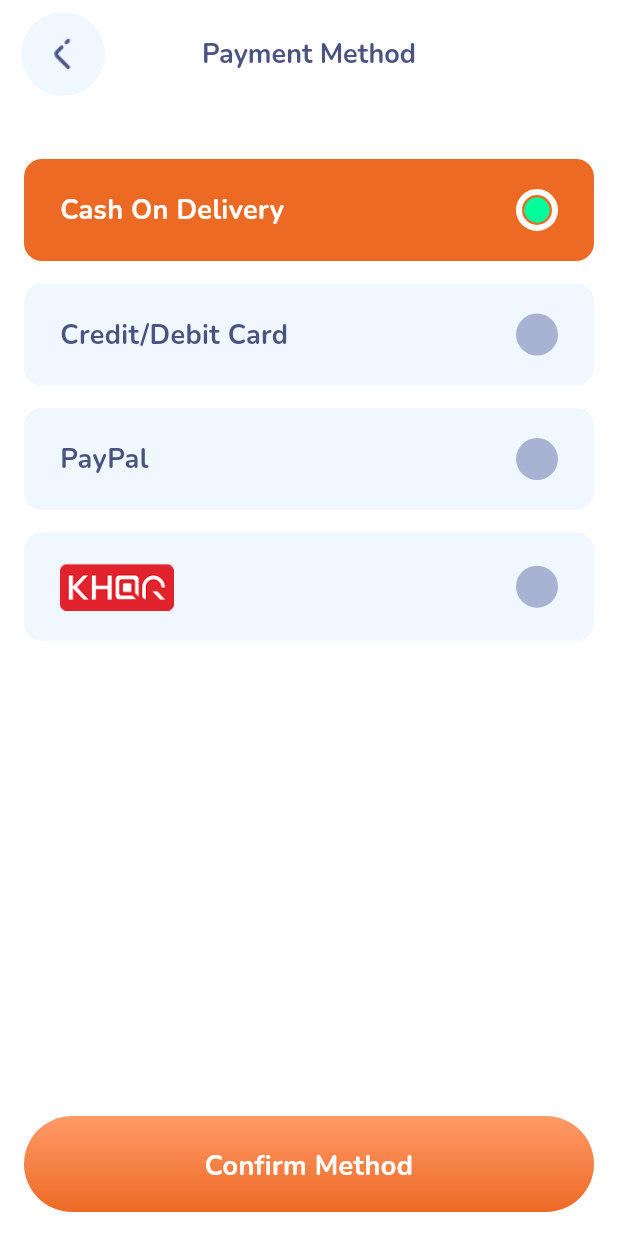
After one commit to BunhengG/phone_accessories_shop, a Flutter app: the PaymentMethodScreen screen opened directly, on a phone screen of 412 x 824 dp. The commit adds this screen. Run offline on Flutter 3.47's test engine with Material 3 defaults, Android fonts, the phone set to English and light mode, and no system bars; our stand-ins replace cached_network_image, equatable, flutter_bloc, google_fonts, isar; accounts and stored records are empty; generated files the repository leaves out were written again; network calls fail.

Commit message:
Building PaymentMethod

```diff
--- /dev/null
+++ b/lib/screens/PaymentMethod/payment_method.dart
@@ -0,0 +1,131 @@
+import 'dart:ui';
+
+import 'package:flutter/material.dart';
+import 'package:phone_accessories_shop/components/custom_button.dart';
+import 'package:phone_accessories_shop/theme/text_theme.dart';
+
+import '../../components/custom_back_app_bar.dart';
+import '../../theme/colors_theme.dart';
+import '../../theme/config/AppStrings.dart';
+
+class PaymentMethodScreen extends StatefulWidget {
+  const PaymentMethodScreen({super.key});
+
+  @override
+  State<PaymentMethodScreen> createState() => _PaymentMethodScreenState();
+}
+
+class _PaymentMethodScreenState extends State<PaymentMethodScreen> {
+  String _selectedPayment = 'Cash On Delivery';
+
+  final List<String> _paymentMethods = [
+    'Cash On Delivery',
+    'Credit/Debit Card',
+    'PayPal',
+    'KHQR',
+  ];
+
+  @override
+  Widget build(BuildContext context) {
+    return Scaffold(
+      backgroundColor: backgroundColor,
+      appBar: PreferredSize(
+        preferredSize: const Size.fromHeight(90),
+        child: CustomBackAppBar(title: AppStrings.paymentPage.title),
+      ),
+      body: Padding(
+        padding: const EdgeInsets.all(16.0),
+        child: Column(
+          crossAxisAlignment: CrossAxisAlignment.start,
+          mainAxisAlignment: MainAxisAlignment.spaceBetween,
+          children: [
+            Column(
+              children: _paymentMethods.map((method) {
+                bool isSelected = method == _selectedPayment;
+                return GestureDetector(
+                  onTap: () {
+                    setState(() {
+                      _selectedPayment = method;
+                    });
+                  },
+                  child: Container(
+                    padding: const EdgeInsets.all(8.0),
+                    margin: const EdgeInsets.only(bottom: 15),
+                    decoration: BoxDecoration(
+                      color: isSelected ? primaryColor : thirdColor,
+                      borderRadius: BorderRadius.circular(12),
+                    ),
+                    child: Padding(
+                      padding: const EdgeInsets.symmetric(
+                        vertical: 12.0,
+                        horizontal: 16.0,
+                      ),
+                      child: Row(
+                        mainAxisAlignment: MainAxisAlignment.spaceBetween,
+                        children: [
+                          // if KHQR, else text
+                          method == 'KHQR'
+                              ? Image.asset(
+                                  'assets/icon/khqr.png',
+                                  width: 76,
+                                  fit: BoxFit.cover,
+                                )
+                              : Text(
+                                  method,
+                                  style:
+                                      AppTextStyles.getSubtitleSize().copyWith(
+                                    color: isSelected
+                                        ? backgroundColor
+                                        : secondaryColor,
+                                  ),
+                                ),
+                          _buildCustomRadio(isSelected),
+                        ],
+                      ),
+                    ),
+                  ),
+                );
+              }).toList(),
+            ),
+            CustomButton(
+              textButton: 'Confirm Method',
+              onTapAction: () {
+                Navigator.pop(context, _selectedPayment);
+              },
+            ),
+          ],
+        ),
+      ),
+    );
+  }
+
+  Widget _buildCustomRadio(bool isSelected) {
+    return AnimatedContainer(
+      duration: const Duration(milliseconds: 300),
+      decoration: BoxDecoration(
+        shape: BoxShape.circle,
+        color: isSelected ? primaryColor : placeholderColor,
+      ),
+      width: 28,
+      height: 28,
+      child: isSelected
+          ? Center(
+              child: Container(
+                decoration: BoxDecoration(
+                  borderRadius: BorderRadius.circular(100),
+                  border: Border.all(
+                    width: 4,
+                    color: backgroundColor,
+                  ),
+                ),
+                child: const Icon(
+                  Icons.circle,
+                  size: 20,
+                  color: Color(0xFF00FF9C),
+                ),
+              ),
+            )
+          : const SizedBox.shrink(),
+    );
+  }
+}
```
Also changed, not shown: lib/screens/CartScreen/cart_screen.dart (+20 -2 lines), lib/screens/CheckoutScreen/checkout_screen.dart (added, +162 -0 lines), assets/icon/arrowright.png (added), assets/icon/khqr.png (added).
